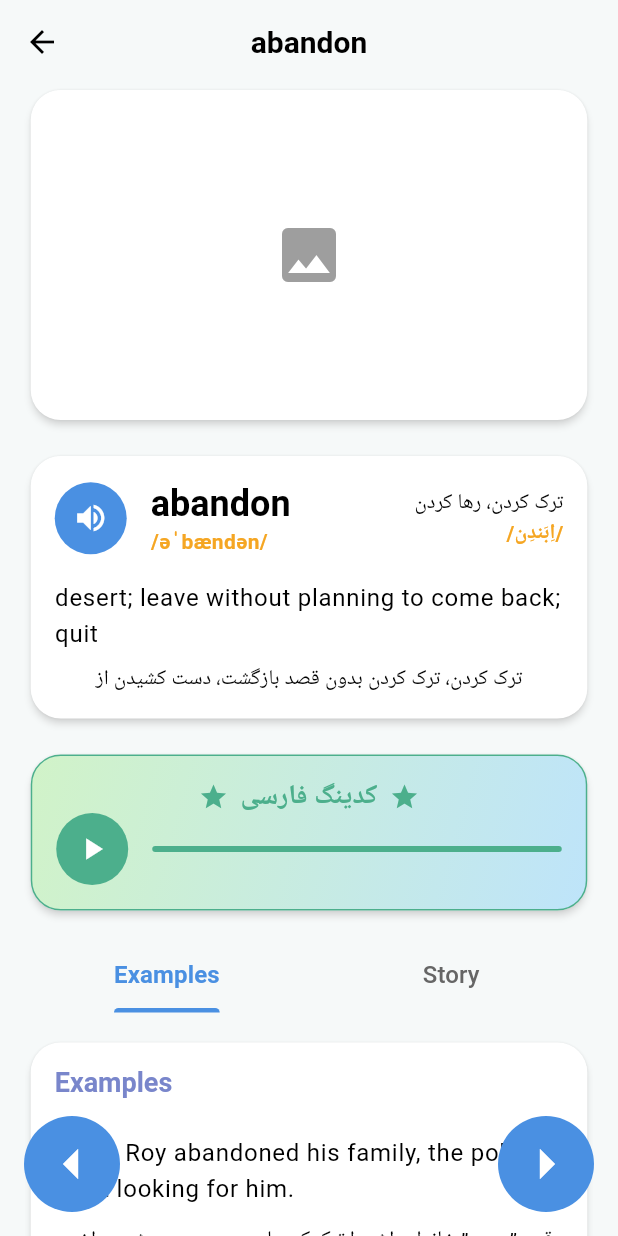
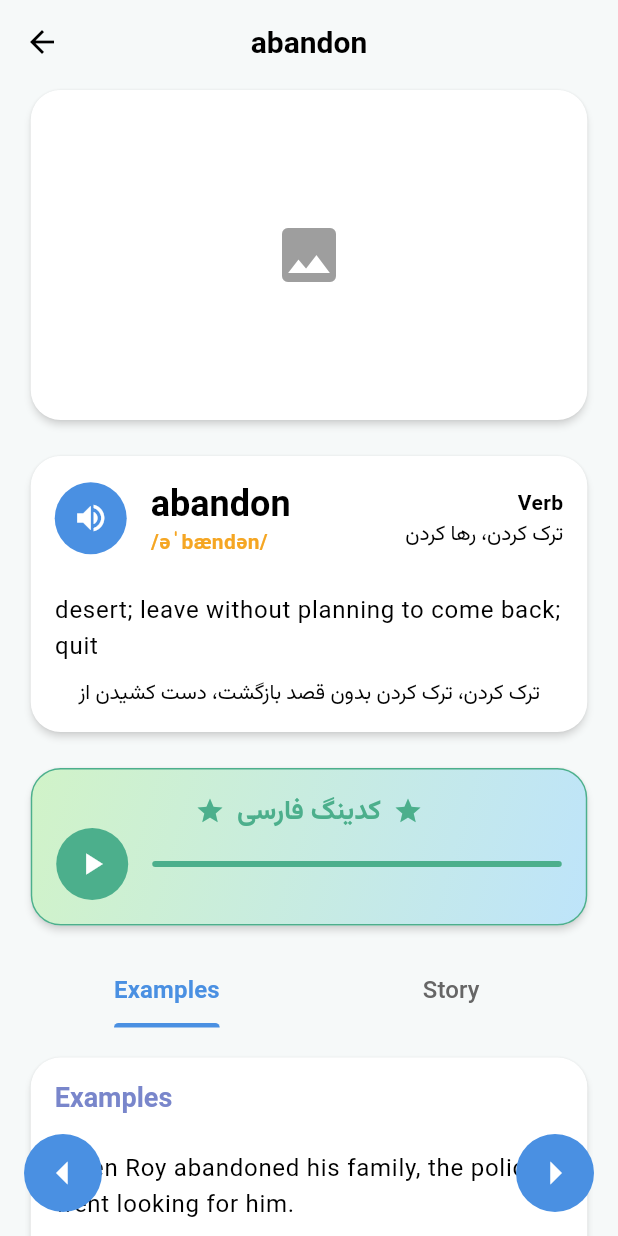
Before and after one commit to Amirhosein-Jafari/five_o_four, a Flutter app: the WordDetailsScreen screen opened directly with sample values from the repository, on a phone screen of 412 x 824 dp. Run offline on Flutter 3.47's test engine with Material 3 defaults, Android fonts, the phone set to English and light mode, and no system bars; our stand-ins replace flutter_bloc.

Commit message:
added Vazirmatn, replace persian phonetic with word form

```diff
--- a/lib/data/lesson_data.dart
+++ b/lib/data/lesson_data.dart
@@ -13,7 +13,7 @@ final List<Lesson> lessonData = [
           word: 'Word ${index + 2}',
           phonetic: '/ˈwɜːrd${index + 2}/',
           translation: 'کلمه ${index + 2}',
-          persianPhonetic: '/وُرد${index + 2}/',
+          wordForm: '/وُرد${index + 2}/',
           definition: 'Definition of word ${index + 2}',
           definitionTranslation: 'تعریف کلمه ${index + 2}',
           example1: 'Example 1 for word ${index + 2}.',
@@ -41,7 +41,7 @@ final List<Lesson> lessonData = [
           word: 'Word ${(index + 1) * 12 + wordIndex + 1}',
           phonetic: '/ˈwɜːrd${(index + 1) * 12 + wordIndex + 1}/',
           translation: 'کلمه ${(index + 1) * 12 + wordIndex + 1}',
-          persianPhonetic: '/وُرد${(index + 1) * 12 + wordIndex + 1}/',
+          wordForm: '/وُرد${(index + 1) * 12 + wordIndex + 1}/',
           definition: 'Definition of word ${(index + 1) * 12 + wordIndex + 1}',
           definitionTranslation:
               'تعریف کلمه ${(index + 1) * 12 + wordIndex + 1}',
--- a/lib/data/word_data.dart
+++ b/lib/data/word_data.dart
@@ -5,7 +5,7 @@ final List<Word> wordData = [
     word: 'abandon',
     phonetic: '/əˈbændən/',
     translation: 'ترک کردن، رها کردن',
-    persianPhonetic: '/اِبَندِن/',
+    wordForm: 'Verb',
     definition: 'desert; leave without planning to come back; quit',
     definitionTranslation: 'ترک کردن، ترک کردن بدون قصد بازگشت، دست کشیدن از',
     example1: 'When Roy abandoned his family, the police went looking for him.',
--- a/lib/models/word_model.dart
+++ b/lib/models/word_model.dart
@@ -2,7 +2,7 @@ class Word {
   final String word;
   final String phonetic;
   final String translation;
-  final String persianPhonetic;
+  final String wordForm;
   final String definition;
   final String definitionTranslation;
   final String example1;
@@ -20,7 +20,7 @@ class Word {
     required this.word,
     required this.phonetic,
     required this.translation,
-    required this.persianPhonetic,
+    required this.wordForm,
     required this.definition,
     required this.definitionTranslation,
     required this.example1,
@@ -41,7 +41,7 @@ class Word {
       'word': word,
       'phonetic': phonetic,
       'translation': translation,
-      'persianPhonetic': persianPhonetic,
+      'wordForm': wordForm,
       'definition': definition,
       'definitionTranslation': definitionTranslation,
       'example1': example1,
@@ -63,7 +63,7 @@ class Word {
       word: json['word'] as String,
       phonetic: json['phonetic'] as String,
       translation: json['translation'] as String,
-      persianPhonetic: json['persianPhonetic'] as String,
+      wordForm: json['wordForm'] as String,
       definition: json['definition'] as String,
       definitionTranslation: json['definitionTranslation'] as String,
       example1: json['example1'] as String,
--- a/lib/screens/word_screen.dart
+++ b/lib/screens/word_screen.dart
@@ -115,27 +115,19 @@ class _WordDetailsScreenState extends State<WordDetailsScreen> {
                                   crossAxisAlignment: CrossAxisAlignment.end,
                                   children: [
                                     Text(
+                                      widget.word.wordForm, // "verb"
+                                      style: Theme.of(context)
+                                          .textTheme
+                                          .bodyMedium
+                                          ?.copyWith(
+                                              fontWeight: FontWeight.bold),
+                                    ),
+                                    Text(
                                       widget.word
                                           .translation, // "ترک کردن، رها کردن"
                                       style: Theme.of(context)
                                           .textTheme
-                                          .bodyMedium
-                                          ?.copyWith(
-                                        fontFamilyFallback: ['Vazir'],
-                                      ),
-                                      textDirection: TextDirection.rtl,
-                                    ),
-                                    Text(
-                                      widget
-                                          .word.persianPhonetic, // "/اِبَندِن/"
-                                      style: Theme.of(context)
-                                          .textTheme
-                                          .bodyMedium
-                                          ?.copyWith(
-                                            color: const Color(0xFFF5A623),
-                                            fontFamilyFallback: ['Vazir'],
-                                            fontWeight: FontWeight.bold,
-                                          ),
+                                          .bodyMedium,
                                       textDirection: TextDirection.rtl,
                                     ),
                                   ],
@@ -145,7 +137,7 @@ class _WordDetailsScreenState extends State<WordDetailsScreen> {
                           ),
                         ],
                       ),
-                      const SizedBox(height: 16),
+                      const SizedBox(height: 24),
                       Text(
                         widget.word.definition,
                         style: Theme.of(context).textTheme.bodyLarge,
@@ -174,8 +166,8 @@ class _WordDetailsScreenState extends State<WordDetailsScreen> {
                       begin: Alignment.topLeft,
                       end: Alignment.bottomRight,
                       colors: [
-                        Color.fromARGB(255, 209, 243, 200), // Vibrant pink
-                        Color.fromARGB(255, 190, 228, 250), // Vibrant blue
+                        Color.fromARGB(255, 209, 243, 200),
+                        Color.fromARGB(255, 190, 228, 250),
                       ],
                     ),
                   ),
@@ -203,7 +195,7 @@ class _WordDetailsScreenState extends State<WordDetailsScreen> {
                           ),
                           const Icon(
                             Icons.star,
-                            color: AppTheme.pastilGreenAccent, // Vibrant pink
+                            color: AppTheme.pastilGreenAccent,
                             size: 20,
                           ),
                         ],
@@ -468,7 +460,7 @@ class _WordDetailsScreenState extends State<WordDetailsScreen> {
             IconButton.filled(
               icon: Icon(
                 Icons.arrow_left,
-                size: 48,
+                size: 36,
                 color: Theme.of(context).colorScheme.onPrimary,
               ),
               onPressed: () {},
@@ -476,7 +468,7 @@ class _WordDetailsScreenState extends State<WordDetailsScreen> {
             IconButton.filled(
               icon: Icon(
                 Icons.arrow_right,
-                size: 48,
+                size: 36,
                 color: Theme.of(context).colorScheme.onPrimary,
               ),
               onPressed: () {},
--- a/lib/theme.dart
+++ b/lib/theme.dart
@@ -90,7 +90,7 @@ class AppTheme {
   final ThemeData lightTheme = ThemeData(
     useMaterial3: true,
     // fontFamily: 'Nunito',
-    fontFamilyFallback: ['Nunito', 'Vazir'],
+    fontFamilyFallback: ['Nunito', 'Vazirmatn'],
     scaffoldBackgroundColor: scaffoldBackground,
     primaryColor: blueAccent,
     colorScheme: const ColorScheme.light(
```
Also changed, not shown: pubspec.yaml (+16 -1 lines), assets/fonts/Vazirmatn-Black.ttf (added), assets/fonts/Vazirmatn-Bold.ttf (added), assets/fonts/Vazirmatn-ExtraBold.ttf (added), assets/fonts/Vazirmatn-ExtraLight.ttf (added), assets/fonts/Vazirmatn-Light.ttf (added), assets/fonts/Vazirmatn-Medium.ttf (added), assets/fonts/Vazirmatn-Regular.ttf (added), assets/fonts/Vazirmatn-SemiBold.ttf (added), assets/fonts/Vazirmatn-Thin.ttf (added), pubspec.lock, 5 other files.
